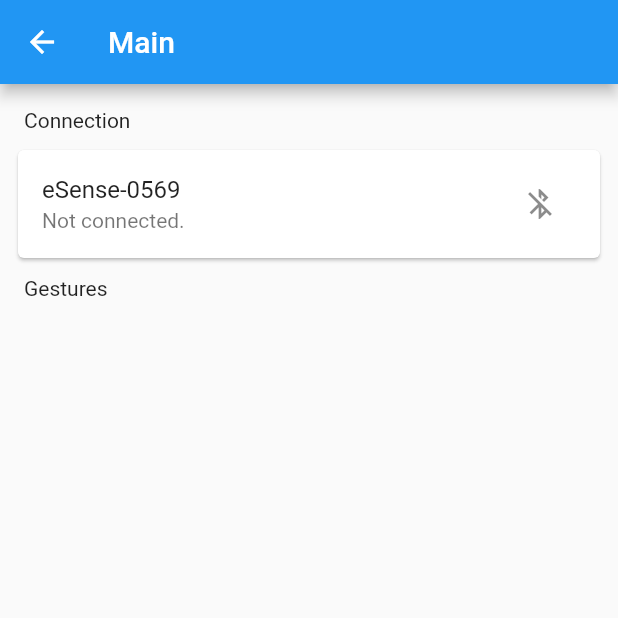
After one commit to DoctorJohn/blinktwice, a Flutter app: the MainScreen screen opened directly, after a tap on the "bluetooth disabled" icon, on a phone screen of 412 x 824 dp, the top half of it. The commit adds this screen. Run offline on Flutter 3.47's test engine with Material 2 defaults, Android fonts, the phone set to English and light mode, and no system bars; our stand-ins replace fl_chart, rxdart, sensors_plus; missing offline and left inert: esense_flutter, flutter_callkeep, flutter_vibrate.

Commit message:
feat: add esense device widget

```diff
--- a/lib/screens/home_screen.dart
+++ b/lib/screens/home_screen.dart
@@ -1,4 +1,5 @@
 import 'package:flutter/material.dart';
+import 'package:stream_testing/screens/main_screen.dart';
 
 import '../widgets/task_button.dart';
 import './phone_sensors_screen.dart';
@@ -32,6 +33,11 @@ class HomeScreen extends StatelessWidget {
               name: "Test calls",
               page: CallTestScreen(),
             ),
+            SizedBox(height: 16),
+            TaskButton(
+              name: "Main",
+              page: MainScreen(),
+            ),
           ],
         ),
       ),
--- /dev/null
+++ b/lib/screens/main_screen.dart
@@ -0,0 +1,36 @@
+import 'package:flutter/material.dart';
+import 'package:stream_testing/widgets/esense_device.dart';
+
+class MainScreen extends StatefulWidget {
+  const MainScreen({Key? key}) : super(key: key);
+
+  @override
+  State<StatefulWidget> createState() => _MainScreenState();
+}
+
+class _MainScreenState extends State<MainScreen> {
+  bool turnedOn = false;
+
+  @override
+  Widget build(BuildContext context) {
+    return Scaffold(
+      appBar: AppBar(
+        title: const Text("Main"),
+      ),
+      body: ListView(
+        padding: const EdgeInsets.all(8.0),
+        children: const [
+          Padding(
+            padding: EdgeInsets.all(8.0),
+            child: Text("Connection"),
+          ),
+          ESenseDevice(deviceName: "eSense-0569"),
+          Padding(
+            padding: EdgeInsets.all(8.0),
+            child: Text("Gestures"),
+          ),
+        ],
+      ),
+    );
+  }
+}
--- /dev/null
+++ b/lib/widgets/esense_device.dart
@@ -0,0 +1,117 @@
+import 'package:esense_flutter/esense.dart';
+import 'package:flutter/material.dart';
+
+class ESenseDevice extends StatefulWidget {
+  final String deviceName;
+
+  const ESenseDevice({Key? key, required this.deviceName}) : super(key: key);
+
+  @override
+  State<StatefulWidget> createState() => _ESenseDeviceState();
+}
+
+class _ESenseDeviceState extends State<ESenseDevice> {
+  bool searching = false;
+  bool disconnecting = false;
+
+  @override
+  Widget build(BuildContext context) {
+    return Card(
+      child: ListTile(
+        title: Text(widget.deviceName),
+        subtitle: buildSubtitle(),
+        trailing: buildTrailing(),
+      ),
+    );
+  }
+
+  Widget buildSubtitle() {
+    return StreamBuilder<ConnectionEvent>(
+      stream: ESenseManager().connectionEvents,
+      builder: (context, snapshot) {
+        if (searching) {
+          return const Text("Searching...");
+        }
+
+        if (disconnecting) {
+          return const Text("Disconnecting...");
+        }
+
+        if (snapshot.hasData) {
+          switch (snapshot.data!.type) {
+            case ConnectionType.connected:
+              return const Text("Connected!");
+            case ConnectionType.unknown:
+              return const Text("Unknown state.");
+            case ConnectionType.disconnected:
+              return const Text("Disconnected.");
+            case ConnectionType.device_found:
+              return const Text("Device found!");
+            case ConnectionType.device_not_found:
+              return const Text("Device not found.");
+          }
+        }
+
+        return const Text("Not connected.");
+      },
+    );
+  }
+
+  Widget buildTrailing() {
+    return StreamBuilder<ConnectionEvent>(
+      stream: ESenseManager().connectionEvents,
+      builder: (context, snapshot) {
+        if (searching) {
+          return const IconButton(
+            icon: Icon(Icons.bluetooth_searching),
+            onPressed: null,
+          );
+        }
+
+        if (snapshot.hasData) {
+          switch (snapshot.data!.type) {
+            case ConnectionType.device_found:
+            case ConnectionType.connected:
+              return IconButton(
+                icon: const Icon(Icons.bluetooth_connected),
+                onPressed: disconnecting ? null : disconnect,
+              );
+            default:
+              break;
+          }
+        }
+
+        return IconButton(
+          icon: const Icon(Icons.bluetooth_disabled),
+          onPressed: disconnecting ? null : connect,
+        );
+      },
+    );
+  }
+
+  void connect() async {
+    setSearching(true);
+    await ESenseManager().disconnect();
+    await ESenseManager().connect(widget.deviceName);
+    await ESenseManager().connectionEvents.first;
+    setSearching(false);
+  }
+
+  void disconnect() async {
+    setDisconnecting(true);
+    await ESenseManager().disconnect();
+    setDisconnecting(false);
+  }
+
+  void setSearching(bool state) {
+    setState(() {
+      searching = state;
+    });
+  }
+
+  void setDisconnecting(bool state) {
+    setState(() {
+      disconnecting = state;
+    });
+  }
+}
```
